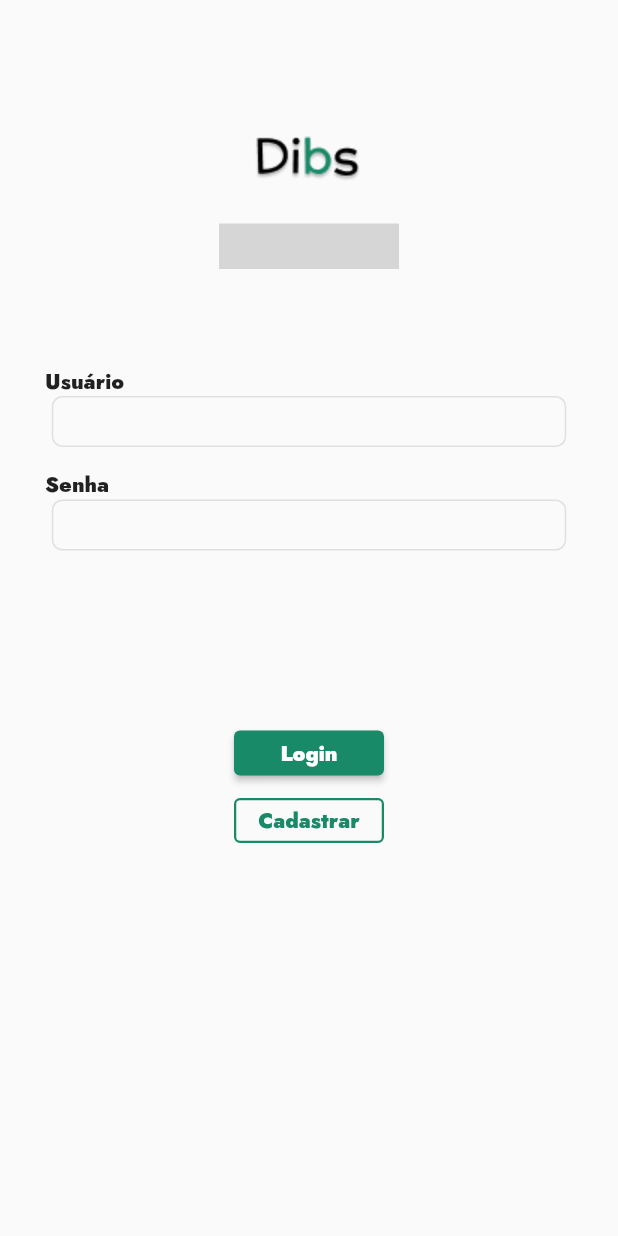
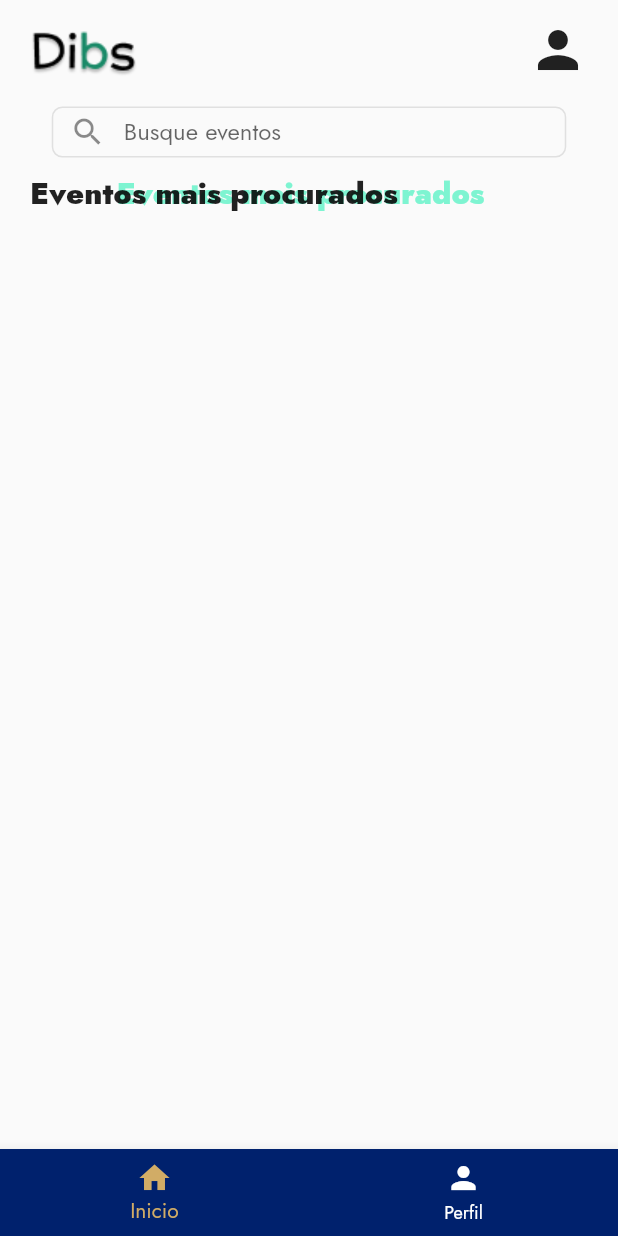
Before and after one commit to MatheusAGomes/dibs, a Flutter app: the screen it shows after launch, on a phone screen of 412 x 824 dp. Run offline on Flutter 3.47's test engine with Material 2 defaults, Android fonts, the phone set to English and light mode, and no system bars; drawn by our look-alikes of animated_toggle_switch, loader_overlay; our stand-ins replace dio, fluttertoast, google_fonts, jwt_decoder, pretty_dio_logger, retrofit and 1 more; missing offline and left inert: validatorless; generated files the repository leaves out were written again; project files that could hold a hidden picture were left out; grey boxes are pictures that could not be loaded.

Commit message:
Inicio da MainScreen, até o texto de mais procurado

```diff
--- a/lib/private/estruturaScreen.dart
+++ b/lib/private/estruturaScreen.dart
@@ -1,3 +1,4 @@
+import 'package:dibs/private/mainScreen.dart';
 import 'package:flutter/material.dart';
 
 import 'package:provider/provider.dart';
@@ -40,7 +41,7 @@ class _EstruturasScreenState extends State<EstruturasScreen> {
           physics: ClampingScrollPhysics(),
           controller: pc,
           onPageChanged: setPaginaAtual,
-          children: [Text('data'), Text('data')],
+          children: [MainScreen(), Text('data')],
         ),
         bottomNavigationBar: BottomNavigationBar(
           unselectedItemColor: Colors.white,
--- /dev/null
+++ b/lib/private/mainScreen.dart
@@ -0,0 +1,105 @@
+import 'package:animated_toggle_switch/animated_toggle_switch.dart';
+import 'package:dio/dio.dart';
+import 'package:flutter/material.dart';
+import 'package:provider/provider.dart';
+import 'package:validatorless/validatorless.dart';
+
+import '../../../shared/constance/constance.dart';
+import '../../../shared/routes/routes.dart';
+
+import '../../../shared/service/colorService.dart';
+import '../../../shared/store.dart';
+import '../../models/auth.dart';
+
+class MainScreen extends StatefulWidget {
+  MainScreen({Key? key}) : super(key: key);
+
+  @override
+  State<MainScreen> createState() => _MainScreenState();
+}
+
+class _MainScreenState extends State<MainScreen> {
+  @override
+  void initState() {
+    super.initState();
+  }
+
+  TextEditingController buscaController = TextEditingController();
+
+  @override
+  Widget build(BuildContext context) {
+    return Scaffold(
+        resizeToAvoidBottomInset: false,
+        body: SafeArea(
+          child: Padding(
+            padding: EdgeInsets.symmetric(vertical: 10, horizontal: 20),
+            child: Column(
+              children: [
+                Row(
+                  mainAxisAlignment: MainAxisAlignment.spaceBetween,
+                  children: [
+                    Image.asset('assets/images/logoDibs.png'),
+                    Icon(
+                      Icons.person,
+                      size: 40,
+                    ),
+                  ],
+                ),
+                SizedBox(
+                  height: 15,
+                ),
+                Container(
+                  height: 34,
+                  width: 343,
+                  child: TextFormField(
+                    cursorColor: Colors.grey,
+                    controller: buscaController,
+                    decoration: InputDecoration(
+                      prefixIcon: Icon(Icons.search),
+                      hintText: 'Busque eventos',
+                      contentPadding:
+                          EdgeInsets.symmetric(vertical: 0, horizontal: 10),
+                      enabledBorder: OutlineInputBorder(
+                          borderRadius: BorderRadius.circular(7),
+                          borderSide: BorderSide(
+                              width: 1, color: Colors.grey.shade300)),
+                      focusedBorder: OutlineInputBorder(
+                          borderRadius: BorderRadius.circular(7),
+                          borderSide: BorderSide(width: 1, color: Colors.grey)),
+                    ),
+                  ),
+                ),
+                SizedBox(
+                  height: 10,
+                ),
+                Stack(children: [
+                  Positioned(
+                    right: 69,
+                    child: Row(
+                      children: [
+                        Text(
+                          'Eventos mais procurados',
+                          style: TextStyle(
+                              fontWeight: FontWeight.w900,
+                              fontSize: 20,
+                              color: Color(0xff7EF4D1)),
+                        ),
+                      ],
+                    ),
+                  ),
+                  Row(
+                    children: [
+                      Text(
+                        'Eventos mais procurados',
+                        style: TextStyle(
+                            fontWeight: FontWeight.w900, fontSize: 20),
+                      ),
+                    ],
+                  ),
+                ])
+              ],
+            ),
+          ),
+        ));
+  }
+}
--- a/lib/public/auth/auth_screen.dart
+++ b/lib/public/auth/auth_screen.dart
@@ -31,12 +31,12 @@ class _AuthScreenState extends State<AuthScreen> {
             ),
           );
         } else if (snapshot.error != null) {
-          return SignInScreen();
+          return EstruturasScreen();
         } else {
           if (auth.estaAutenticado) {
+            return SignInScreen();
+          } else {
             return EstruturasScreen();
-          } else {
-            return SignInScreen();
           }
         }
       },
--- a/lib/public/auth/signin.dart
+++ b/lib/public/auth/signin.dart
@@ -32,6 +32,7 @@ class _SignInScreenState extends State<SignInScreen> {
   @override
   Widget build(BuildContext context) {
     return Scaffold(
+      resizeToAvoidBottomInset: false,
       body: Padding(
         padding: const EdgeInsets.symmetric(horizontal: 20),
         child: Column(children: [
--- a/lib/shared/environment.dart
+++ b/lib/shared/environment.dart
@@ -1,11 +1,10 @@
 class Environment {
   // JOAO
- // static const String BASE_URL = 'http://192.168.195.162:10090/hsdw/services/';
+  // static const String BASE_URL = 'http://192.168.195.162:10090/hsdw/services/';
   // EMERSON
-  static const String BASE_URL = 'http://192.168.195.189:10090/hsdw/services/';
+  static const String BASE_URL = 'http://192.168.195.189:10090';
   // PROD
   //static const String BASE_URL = 'https://api.hsdwlatam.com/hsdw/services/';
 
-
   static const production = false;
 }
```
